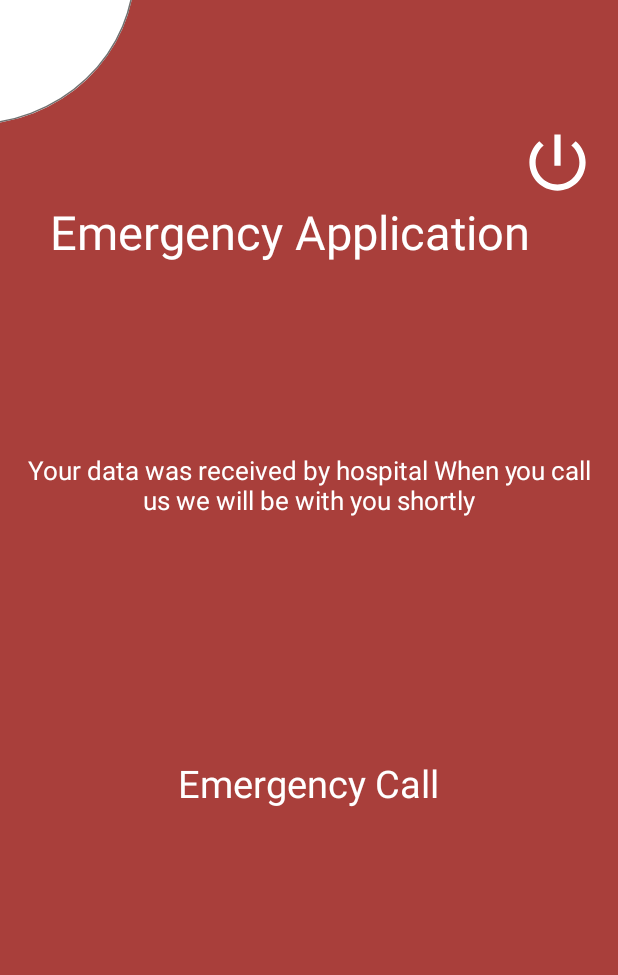
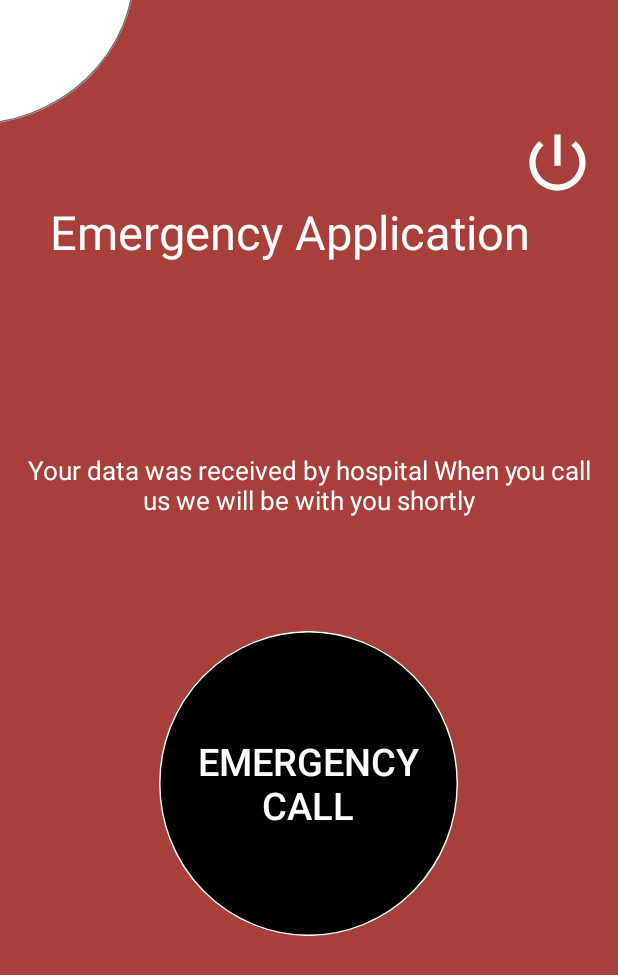
Before and after one commit to AbdallahAlShibli/EmergancyApp, an Android app: the layout activity_main.xml on its own in the app's theme, with its tools: preview values and no code run, on a phone screen of 412 x 824 dp. Shown: the top 975 px of the screen. Run offline under Robolectric (Android 15) with nearby library versions, the phone set to English and light mode, and no system bars.

Commit message:
update 1

```diff
--- a/app/src/main/java/com/tarek/emergancyapp/MainActivity.java
+++ b/app/src/main/java/com/tarek/emergancyapp/MainActivity.java
@@ -5,6 +5,7 @@ import androidx.appcompat.app.AppCompatActivity;
 import android.content.Intent;
 import android.media.MediaPlayer;
 import android.os.Bundle;
+import android.widget.Button;
 import android.widget.Toast;
 
 import com.google.android.material.button.MaterialButton;
@@ -20,7 +21,7 @@ import java.util.Map;
 
 public class MainActivity extends AppCompatActivity {
 
-    private MaterialButton emergency;
+    private Button emergency;
     private FirebaseFirestore Ff = FirebaseFirestore.getInstance();
     private FirebaseAuth FA = FirebaseAuth.getInstance();
     private FirebaseUser FU = FA.getCurrentUser();
--- a/app/src/main/java/com/tarek/emergancyapp/SplashActivity.java
+++ b/app/src/main/java/com/tarek/emergancyapp/SplashActivity.java
@@ -13,7 +13,7 @@ import com.google.firebase.auth.FirebaseUser;
 import com.google.firebase.firestore.FirebaseFirestore;
 
 public class SplashActivity extends AppCompatActivity {
-    private MaterialButton enter;
+    private Button enter;
 
 
     private FirebaseAuth FA = FirebaseAuth.getInstance();
--- a/app/src/main/res/layout/activity_main.xml
+++ b/app/src/main/res/layout/activity_main.xml
@@ -49,7 +49,7 @@ When you call us we will be with you shortly"
             android:textColor="@color/white"
             android:textSize="17dp" />
 
-        <com.google.android.material.button.MaterialButton
+        <Button
             android:id="@+id/emergency_call"
             android:layout_width="199dp"
             android:layout_height="203dp"
--- a/app/src/main/res/layout/activity_splach.xml
+++ b/app/src/main/res/layout/activity_splach.xml
@@ -35,7 +35,7 @@
             android:layout_marginTop="130dp"
             app:srcCompat="@drawable/ic_ambulance_amico" />
 
-        <com.google.android.material.button.MaterialButton
+        <Button
             android:id="@+id/enter"
             android:layout_width="177dp"
             android:layout_height="65dp"
```
Also changed, not shown: app/src/main/AndroidManifest.xml (+6 -3 lines).
